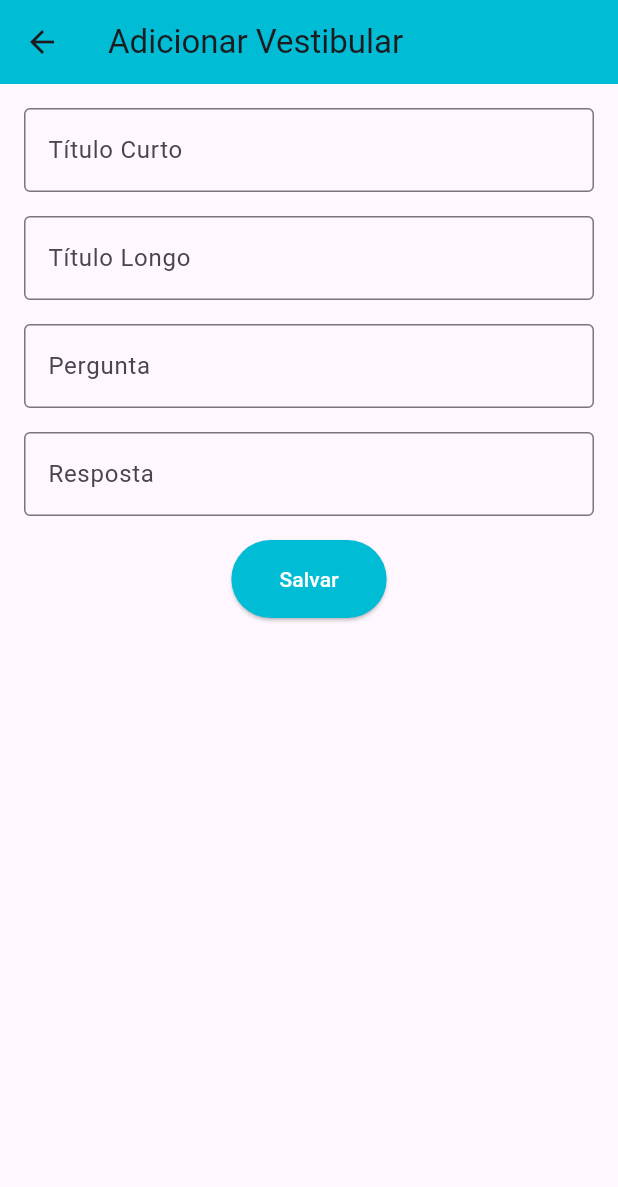
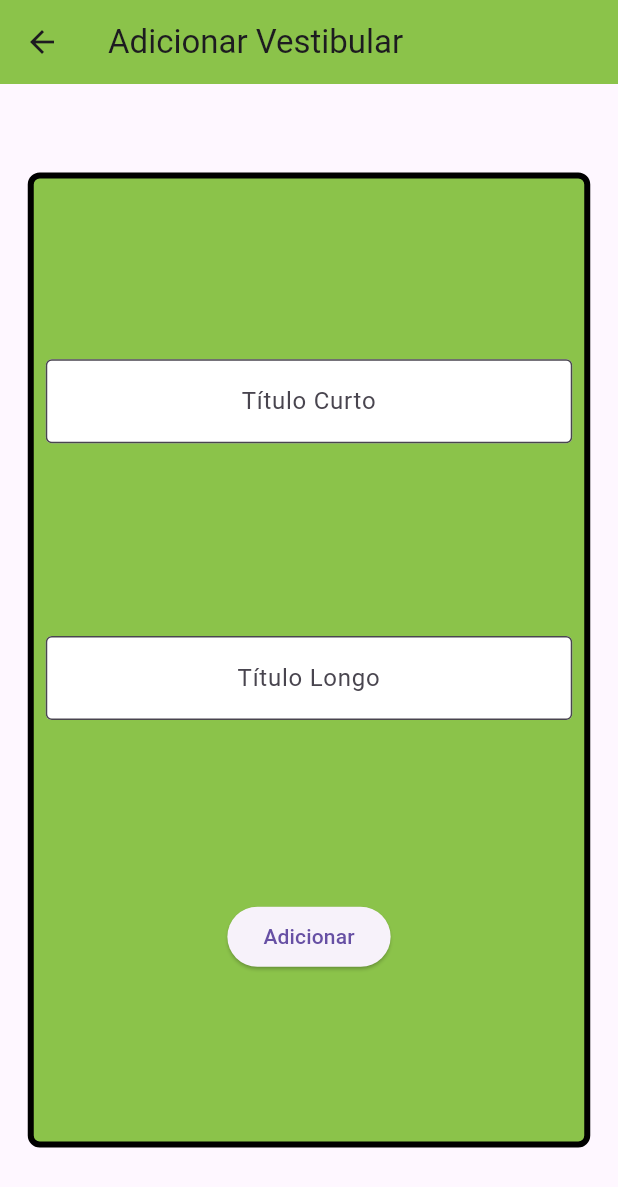
Before and after one commit to rennan-dev/ingressaAm, a Flutter app: the screen it shows after launch, after a tap on the "add" icon, on a phone screen of 412 x 824 dp. Shown: the top 1187 px of the screen. Run offline on Flutter 3.47's test engine with Material 3 defaults, Android fonts, the phone set to English and light mode, and no system bars.

Commit message:
feat: mudança total no projeto

```diff
--- a/ingressaAM/lib/components/vestibular.dart
+++ b/ingressaAM/lib/components/vestibular.dart
@@ -1,13 +1,63 @@
-class Vestibular {
+import 'package:flutter/material.dart';
+
+class VestibularCard extends StatefulWidget {
   final String tituloCurto;
   final String tituloLongo;
-  final String pergunta;
-  final String resposta;
+  // final String oQueEh;
+  // final String quemPodeFazer;
+  // final String comoSeInscrever;
 
-  Vestibular({
-    required this.tituloCurto,
-    required this.tituloLongo,
-    required this.pergunta,
-    required this.resposta,
-  });
+  VestibularCard(this.tituloCurto, this.tituloLongo, {super.key});
+
+  int life = 10;
+
+  @override
+  State<VestibularCard> createState() => _VestibularCardState();
 }
+
+class _VestibularCardState extends State<VestibularCard> {
+
+  @override
+  Widget build(BuildContext context) {
+    return Padding(
+      padding: const EdgeInsets.all(8),
+      child: Stack(
+        children: [
+          Container(
+            decoration: BoxDecoration(borderRadius: BorderRadius.circular(4), color: Colors.lightGreen,), height: 140,
+          ),
+          Column(
+            children: [
+              Container(
+                decoration: BoxDecoration(borderRadius: BorderRadius.circular(4)),
+                height: 100,
+                child: Column(
+                  mainAxisAlignment: MainAxisAlignment.center,
+                  crossAxisAlignment: CrossAxisAlignment.start,
+                  children: [
+                    SizedBox(
+                      width: 200,
+                      child: Text(
+                        widget.tituloCurto,
+                        style: const TextStyle(fontSize: 18),
+                        overflow: TextOverflow.ellipsis,
+                      ),
+                    ),
+                    SizedBox(
+                      width: 200,
+                      child: Text(
+                        widget.tituloLongo,
+                        style: const TextStyle(fontSize: 15),
+                        overflow: TextOverflow.ellipsis,
+                      ),
+                    ),
+                  ],
+                ),
+              ),
+            ],
+          )
+        ],
+      ),
+    );
+  }
+}
--- a/ingressaAM/lib/data/vestibular_provider.dart
+++ b/ingressaAM/lib/data/vestibular_provider.dart
@@ -1,6 +1,5 @@
+import 'package:entregar/components/vestibular.dart';
 import 'package:flutter/material.dart';
-
-import '../components/vestibular.dart';
 
 class VestibularProvider extends InheritedWidget {
   VestibularProvider({
@@ -8,30 +7,21 @@ class VestibularProvider extends InheritedWidget {
     required super.child,
   });
 
-  final List<Vestibular> vestibularList = [
-    Vestibular(
-      tituloCurto: 'ENEM',
-      tituloLongo: 'Exame Nacional do Ensino Médio',
-      pergunta: 'O que é o ENEM?',
-      resposta: 'O ENEM é...',
-    ),
-    Vestibular(
-      tituloCurto: 'SISU',
-      tituloLongo: 'Sistema de Seleção Unificado',
-      pergunta: 'Como funciona o SISU?',
-      resposta: 'O SISU é...',
-    ),
-
+  final List<VestibularCard> vestibularList = [
+    VestibularCard('ENEM', 'Exame Nacional do Ensino Médio'),
+    VestibularCard('SISU', 'Sistema de Seleção Unificada'),
+    VestibularCard('PSIU', 'Processo Seletivo Unificado'),
+    VestibularCard('PSS', 'Processo Seletivo Seriado'),
   ];
 
-  newVestibular(String tituloCurto, String tituloLongo, String pergunta, String resposta) {
-    vestibularList.add(Vestibular(tituloCurto: tituloCurto, tituloLongo: tituloLongo, pergunta: pergunta, resposta: resposta));
+  void newPersonagem(String tituloCurto, String tituloLongo) {
+    vestibularList.add(VestibularCard(tituloCurto, tituloLongo));
   }
 
   static VestibularProvider of(BuildContext context) {
     final VestibularProvider? result =
-    context.dependOnInheritedWidgetOfExactType<VestibularProvider>();
-    assert(result != null, 'No VestibularProvider found in context');
+        context.dependOnInheritedWidgetOfExactType<VestibularProvider>();
+    assert(result != null, 'No PersonagemProvider found in context');
     return result!;
   }
 
--- a/ingressaAM/lib/screens/detail_screen.dart
+++ /dev/null
@@ -1,36 +0,0 @@
-import 'package:flutter/material.dart';
-
-import '../components/vestibular.dart';
-
-class DetailScreen extends StatelessWidget {
-  final Vestibular vestibular;
-
-  const DetailScreen({super.key, required this.vestibular});
-
-  @override
-  Widget build(BuildContext context) {
-    return Scaffold(
-      appBar: AppBar(
-        title: Text(vestibular.tituloCurto),
-        backgroundColor: Colors.cyan,
-      ),
-      body: Padding(
-        padding: const EdgeInsets.all(16),
-        child: Column(
-          crossAxisAlignment: CrossAxisAlignment.start,
-          children: [
-            Text(
-              vestibular.pergunta,
-              style: const TextStyle(fontSize: 18, fontWeight: FontWeight.bold),
-            ),
-            const SizedBox(height: 8),
-            Text(
-              vestibular.resposta,
-              style: const TextStyle(fontSize: 16),
-            ),
-          ],
-        ),
-      ),
-    );
-  }
-}
--- a/ingressaAM/lib/screens/form_screen.dart
+++ b/ingressaAM/lib/screens/form_screen.dart
@@ -1,99 +1,108 @@
+import 'package:entregar/data/vestibular_provider.dart';
 import 'package:flutter/material.dart';
-import 'package:entregar/data/vestibular_provider.dart';
 
 class FormScreen extends StatefulWidget {
-  const FormScreen({super.key});
+  const FormScreen({super.key, required this.formContext});
+
+  final BuildContext formContext;
 
   @override
   State<FormScreen> createState() => _FormScreenState();
 }
 
 class _FormScreenState extends State<FormScreen> {
-  final _tituloCurtoController = TextEditingController();
-  final _tituloLongoController = TextEditingController();
-  final _perguntaController = TextEditingController();
-  final _respostaController = TextEditingController();
+
+  TextEditingController tituloCurtoController = TextEditingController();
+  TextEditingController tituloLongoController = TextEditingController();
+
+  final _formKey = GlobalKey<FormState>();
+
+  bool valueValidate(String? value) {
+    if(value != null && value.isEmpty) {
+      return true;
+    }
+    return false;
+  }
 
   @override
   Widget build(BuildContext context) {
-    return Scaffold(
+    return Form(
+      key: _formKey,
+      child: Scaffold(
         appBar: AppBar(
           title: const Text('Adicionar Vestibular'),
-        backgroundColor: Colors.cyan,
+          backgroundColor: Colors.lightGreen,
         ),
-      body: Padding(
-        padding: const EdgeInsets.all(16),
+        body: Center(
+          child: SingleChildScrollView(
+            child: Container(
+              height: 650,
+              width: 375,
+              decoration: BoxDecoration(
+                color: Colors.lightGreen,
+                borderRadius: BorderRadius.circular(8),
+                border: Border.all(width: 4),
+              ),
               child: Column(
-          crossAxisAlignment: CrossAxisAlignment.start,
+                mainAxisAlignment: MainAxisAlignment.spaceEvenly,
+                crossAxisAlignment: CrossAxisAlignment.center,
                 children: [
-            TextField(
-              controller: _tituloCurtoController,
+                  Padding(
+                    padding: const EdgeInsets.all(8.0),
+                    child: TextFormField(
+                      validator: (String? value) {
+                        if(valueValidate(value)) {
+                          return 'Insira a abreviação do vestibular';
+                        }
+                        return null;
+                      },
+                      keyboardType: TextInputType.text,
+                      controller: tituloCurtoController,
+                      textAlign: TextAlign.center,
                       decoration: const InputDecoration(
-                labelText: 'Título Curto',
                         border: OutlineInputBorder(),
-              ),
-            ),
-            const SizedBox(height: 16),
-            TextField(
-              controller: _tituloLongoController,
-              decoration: const InputDecoration(
-                labelText: 'Título Longo',
-                border: OutlineInputBorder(),
-              ),
-            ),
-            const SizedBox(height: 16),
-            TextField(
-              controller: _perguntaController,
-              decoration: const InputDecoration(
-                labelText: 'Pergunta',
-                border: OutlineInputBorder(),
-              ),
-            ),
-            const SizedBox(height: 16),
-            TextField(
-              controller: _respostaController,
-              decoration: const InputDecoration(
-                labelText: 'Resposta',
-                border: OutlineInputBorder(),
-              ),
-            ),
-            const SizedBox(height: 16),
-            Center(
-              child: ElevatedButton(
-                style: ElevatedButton.styleFrom(
-                  backgroundColor: Colors.cyan,
-                  padding: const EdgeInsets.symmetric(horizontal: 32, vertical: 16),
-                ),
-                onPressed: () {
-                  final tituloCurto = _tituloCurtoController.text;
-                  final tituloLongo = _tituloLongoController.text;
-                  final pergunta = _perguntaController.text;
-                  final resposta = _respostaController.text;
-
-                  if (tituloCurto.isNotEmpty &&
-                      tituloLongo.isNotEmpty &&
-                      pergunta.isNotEmpty &&
-                      resposta.isNotEmpty) {
-                    VestibularProvider.of(context).newVestibular(
-                      tituloCurto,
-                      tituloLongo,
-                      pergunta,
-                      resposta,
-                    );
-                    Navigator.pop(context); // Retorna para a tela inicial
-                  } else {
-                    ScaffoldMessenger.of(context).showSnackBar(
-                      const SnackBar(content: Text('Preencha todos os campos!')),
-                    );
-                  }
-                },
-                child: const Text(
-                  'Salvar',
-                  style: TextStyle(color: Colors.white),
+                        hintText: 'Título Curto',
+                        fillColor: Colors.white,
+                        filled: true,
                       ),
                     ),
                   ),
+                  Padding(
+                    padding: const EdgeInsets.all(8.0),
+                    child: TextFormField(
+                      validator: (String? value) {
+                        if(valueValidate(value)) {
+                          return 'Insira o nome completo do vestibular';
+                        }
+                        return null;
+                      },
+                      keyboardType: TextInputType.text,
+                      controller: tituloLongoController,
+                      textAlign: TextAlign.center,
+                      decoration: const InputDecoration(
+                        border: OutlineInputBorder(),
+                        hintText: 'Título Longo',
+                        fillColor: Colors.white,
+                        filled: true,
+                      ),
+                    ),
+                  ),
+                  ElevatedButton(onPressed: () {
+                    if(_formKey.currentState!.validate()) {
+                      VestibularProvider.of(widget.formContext).newPersonagem(
+                          tituloCurtoController.text,
+                          tituloLongoController.text
+                      );
+                      ScaffoldMessenger.of(context).showSnackBar(const SnackBar(content: Text('Vestibular criado com sucesso!')));
+                      Navigator.pop(context);
+                    }
+                  },
+                    child: const Text('Adicionar'),
+                  ),
                 ],
+              ),
+            ),
+          ),
         ),
       ),
     );
--- a/ingressaAM/lib/screens/initial_screen.dart
+++ b/ingressaAM/lib/screens/initial_screen.dart
@@ -1,8 +1,8 @@
+
+
+import 'package:entregar/data/vestibular_provider.dart';
+import 'package:entregar/screens/form_screen.dart';
 import 'package:flutter/material.dart';
-import 'package:entregar/data/vestibular_provider.dart';
-import 'package:entregar/screens/detail_screen.dart';
-
-import 'form_screen.dart';
 
 class InitialScreen extends StatefulWidget {
   const InitialScreen({super.key});
@@ -12,69 +12,24 @@ class InitialScreen extends StatefulWidget {
 }
 
 class _InitialScreenState extends State<InitialScreen> {
+
   @override
   Widget build(BuildContext context) {
-    final vestibulares = VestibularProvider.of(context).vestibularList;
-
     return Scaffold(
       appBar: AppBar(
-        title: const Text('Olá Dianne Russell'),
-        backgroundColor: Colors.cyan,
+        title: const Text('Ingressa AM'),
+        backgroundColor: Colors.lightGreen,
       ),
-      body: ListView.builder(
-        padding: const EdgeInsets.all(16),
-        itemCount: vestibulares.length,
-        itemBuilder: (context, index) {
-          final vestibular = vestibulares[index];
-          return Padding(
-            padding: const EdgeInsets.only(bottom: 8),
-            child: ElevatedButton(
-              style: ElevatedButton.styleFrom(
-                backgroundColor: Colors.cyanAccent,
-                padding: const EdgeInsets.symmetric(vertical: 16),
-                shape: RoundedRectangleBorder(
-                  borderRadius: BorderRadius.circular(8),
-                ),
-              ),
-              onPressed: () {
-                Navigator.push(
-                  context,
-                  MaterialPageRoute(
-                    builder: (context) => DetailScreen(vestibular: vestibular),
-                  ),
-                );
-              },
-              child: Column(
-                crossAxisAlignment: CrossAxisAlignment.start,
-                children: [
-                  Text(
-                    vestibular.tituloCurto,
-                    style: const TextStyle(fontSize: 18, fontWeight: FontWeight.bold, color: Colors.black),
-                  ),
-                  Text(
-                    vestibular.tituloLongo,
-                    style: const TextStyle(fontSize: 14, color: Colors.black54),
-                  ),
-                ],
-              ),
-            ),
-          );
-        },
+      body: ListView(
+        padding: const EdgeInsets.only(top: 8, bottom: 70),
+        children: VestibularProvider.of(context).vestibularList,
       ),
-      floatingActionButton: FloatingActionButton(
-        onPressed: () {
-          Navigator.push(
-            context,
-            MaterialPageRoute(
-              builder: (context) => const FormScreen(),
-            ),
-          );
-        },
-        backgroundColor: Colors.cyan, // Fundo azul
-        child: const Icon(Icons.add, size: 30, color: Colors.white), // Ícone branco
+      floatingActionButton: FloatingActionButton(onPressed: (){
+        Navigator.push(context, MaterialPageRoute(builder: (contextNew) => FormScreen(formContext: context,)));
+      },
+        backgroundColor: const Color(0xFF05A52F),
+        child: const Icon(Icons.add, color: Colors.white,),
       ),
-
-      floatingActionButtonLocation: FloatingActionButtonLocation.centerFloat,
     );
   }
 }
```
Lines whose indentation alone changed are shown as unchanged.
